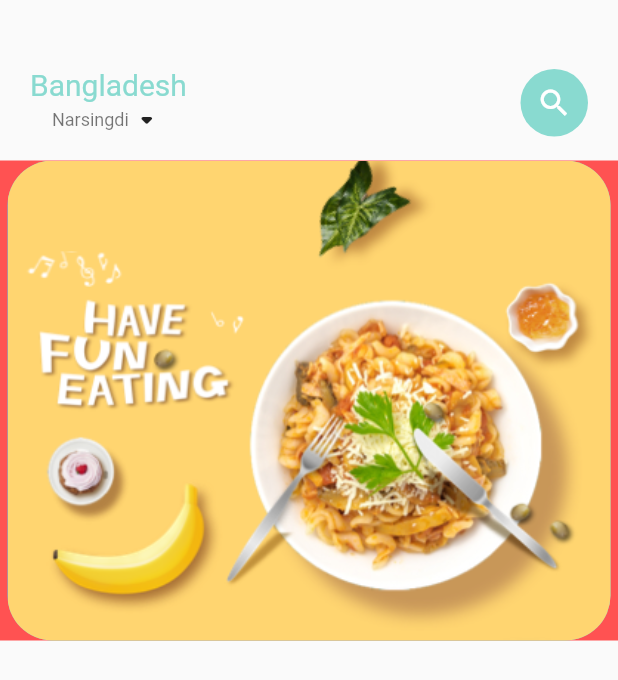
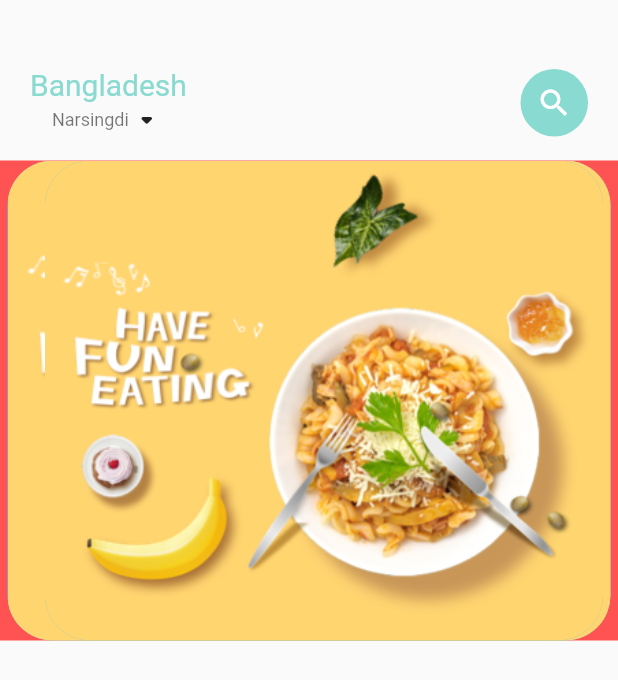
Before and after one commit to HieuTong/Ecommerce, a Flutter app: the screen it shows after launch, on a phone screen of 412 x 824 dp. Shown: the top 680 px of the screen. Run offline on Flutter 3.47's test engine with Material 2 defaults, Android fonts, the phone set to English and light mode, and no system bars.

Commit message:
Add container food page

```diff
--- a/lib/home/food_page_body.dart
+++ b/lib/home/food_page_body.dart
@@ -33,6 +33,16 @@ class _FoodPageBodyState extends State<FoodPageBody> {
               image: DecorationImage(
                   fit: BoxFit.cover,
                   image: AssetImage("assets/image/food0.png"))),
+        ),
+        Container(
+          // height: 220,
+          margin: EdgeInsets.only(left: 30, right: 10),
+          decoration: BoxDecoration(
+              borderRadius: BorderRadius.circular(30),
+              color: index.isEven ? Color(0xFF69c5df) : Color(0xFF9294cc),
+              image: DecorationImage(
+                  fit: BoxFit.cover,
+                  image: AssetImage("assets/image/food0.png"))),
         )
       ],
     );
```
